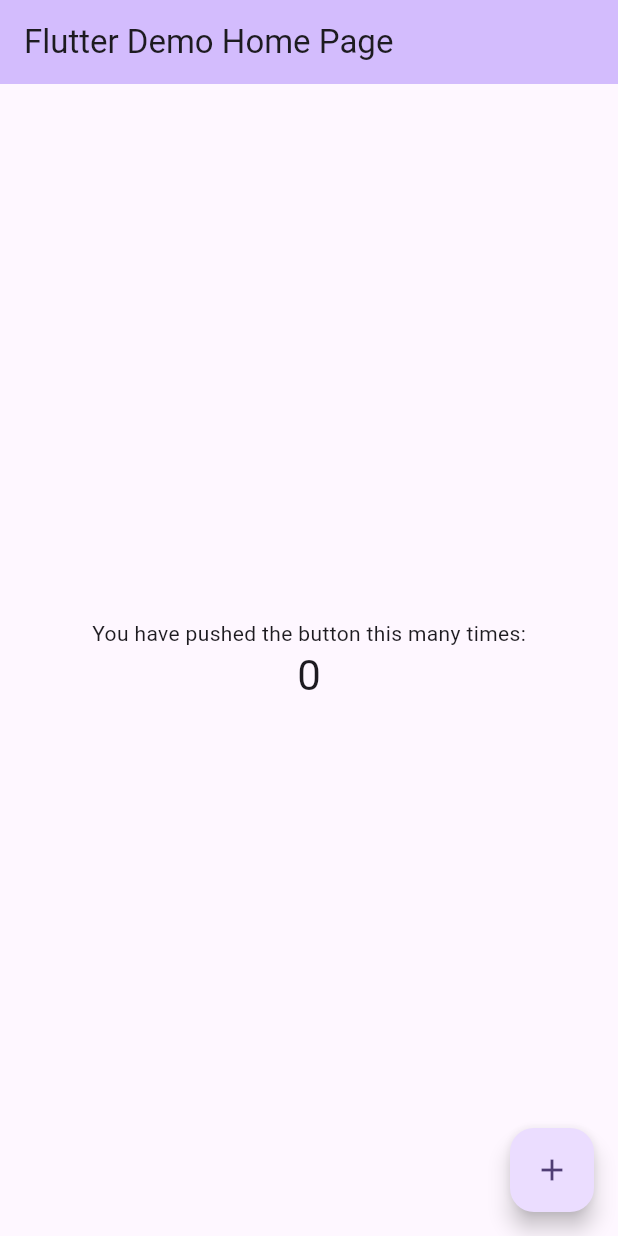
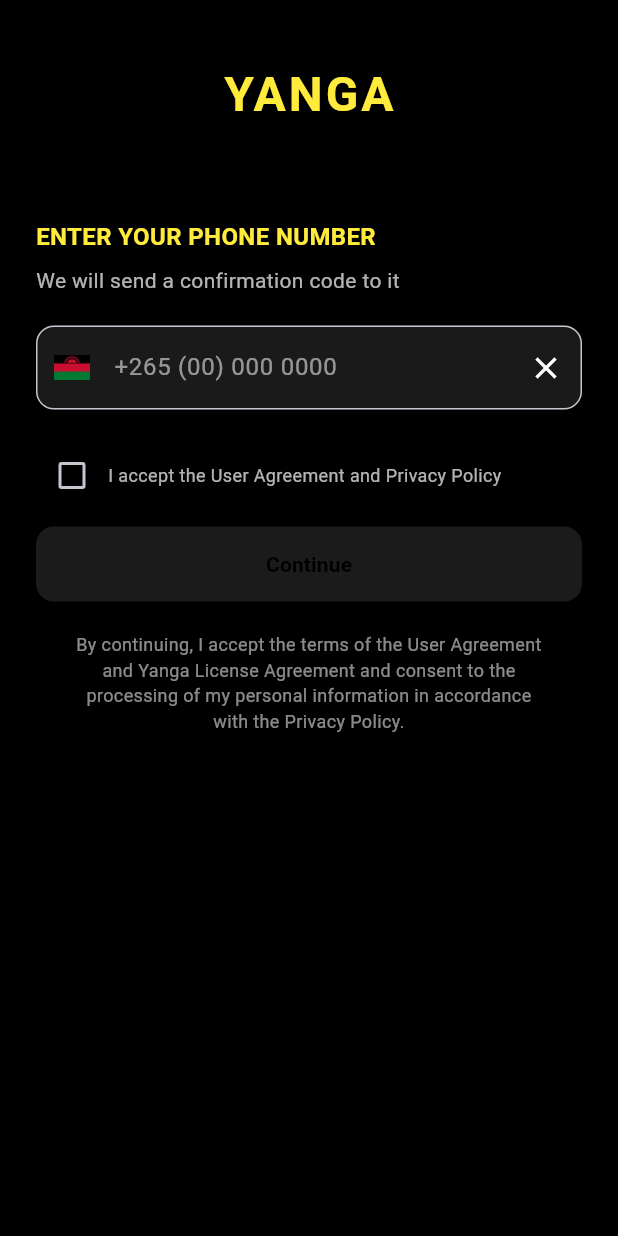
Before and after one commit to Timothy-Msiska/YendaRide, a Flutter app: the screen it shows after launch, on a phone screen of 412 x 824 dp. Run offline on Flutter 3.47's test engine with Material 3 defaults, Android fonts, the phone set to English and light mode, and no system bars.

Commit message:
created phone registration

```diff
--- a/lib/main.dart
+++ b/lib/main.dart
@@ -1,122 +1,16 @@
 import 'package:flutter/material.dart';
+import 'package:uber/views/register.dart';
 
-void main() {
-  runApp(const MyApp());
-}
+void main() => runApp(MyApp());
 
 class MyApp extends StatelessWidget {
-  const MyApp({super.key});
-
-  // This widget is the root of your application.
   @override
   Widget build(BuildContext context) {
     return MaterialApp(
-      title: 'Flutter Demo',
-      theme: ThemeData(
-        // This is the theme of your application.
-        //
-        // TRY THIS: Try running your application with "flutter run". You'll see
-        // the application has a purple toolbar. Then, without quitting the app,
-        // try changing the seedColor in the colorScheme below to Colors.green
-        // and then invoke "hot reload" (save your changes or press the "hot
-        // reload" button in a Flutter-supported IDE, or press "r" if you used
-        // the command line to start the app).
-        //
-        // Notice that the counter didn't reset back to zero; the application
-        // state is not lost during the reload. To reset the state, use hot
-        // restart instead.
-        //
-        // This works for code too, not just values: Most code changes can be
-        // tested with just a hot reload.
-        colorScheme: ColorScheme.fromSeed(seedColor: Colors.deepPurple),
-      ),
-      home: const MyHomePage(title: 'Flutter Demo Home Page'),
+      title: 'Yanga Login',
+      theme: ThemeData.dark(),
+      debugShowCheckedModeBanner: false,
+      home: PhoneLoginPage(),
     );
   }
 }
-
-class MyHomePage extends StatefulWidget {
-  const MyHomePage({super.key, required this.title});
-
-  // This widget is the home page of your application. It is stateful, meaning
-  // that it has a State object (defined below) that contains fields that affect
-  // how it looks.
-
-  // This class is the configuration for the state. It holds the values (in this
-  // case the title) provided by the parent (in this case the App widget) and
-  // used by the build method of the State. Fields in a Widget subclass are
-  // always marked "final".
-
-  final String title;
-
-  @override
-  State<MyHomePage> createState() => _MyHomePageState();
-}
-
-class _MyHomePageState extends State<MyHomePage> {
-  int _counter = 0;
-
-  void _incrementCounter() {
-    setState(() {
-      // This call to setState tells the Flutter framework that something has
-      // changed in this State, which causes it to rerun the build method below
-      // so that the display can reflect the updated values. If we changed
-      // _counter without calling setState(), then the build method would not be
-      // called again, and so nothing would appear to happen.
-      _counter++;
-    });
-  }
-
-  @override
-  Widget build(BuildContext context) {
-    // This method is rerun every time setState is called, for instance as done
-    // by the _incrementCounter method above.
-    //
-    // The Flutter framework has been optimized to make rerunning build methods
-    // fast, so that you can just rebuild anything that needs updating rather
-    // than having to individually change instances of widgets.
-    return Scaffold(
-      appBar: AppBar(
-        // TRY THIS: Try changing the color here to a specific color (to
-        // Colors.amber, perhaps?) and trigger a hot reload to see the AppBar
-        // change color while the other colors stay the same.
-        backgroundColor: Theme.of(context).colorScheme.inversePrimary,
-        // Here we take the value from the MyHomePage object that was created by
-        // the App.build method, and use it to set our appbar title.
-        title: Text(widget.title),
-      ),
-      body: Center(
-        // Center is a layout widget. It takes a single child and positions it
-        // in the middle of the parent.
-        child: Column(
-          // Column is also a layout widget. It takes a list of children and
-          // arranges them vertically. By default, it sizes itself to fit its
-          // children horizontally, and tries to be as tall as its parent.
-          //
-          // Column has various properties to control how it sizes itself and
-          // how it positions its children. Here we use mainAxisAlignment to
-          // center the children vertically; the main axis here is the vertical
-          // axis because Columns are vertical (the cross axis would be
-          // horizontal).
-          //
-          // TRY THIS: Invoke "debug painting" (choose the "Toggle Debug Paint"
-          // action in the IDE, or press "p" in the console), to see the
-          // wireframe for each widget.
-          mainAxisAlignment: MainAxisAlignment.center,
-          children: <Widget>[
-            const Text('You have pushed the button this many times:'),
-            Text(
-              '$_counter',
-              style: Theme.of(context).textTheme.headlineMedium,
-            ),
-          ],
-        ),
-      ),
-      floatingActionButton: FloatingActionButton(
-        onPressed: _incrementCounter,
-        tooltip: 'Increment',
-        child: const Icon(Icons.add),
-      ), // This trailing comma makes auto-formatting nicer for build methods.
-    );
-  }
-}
--- /dev/null
+++ b/lib/views/register.dart
@@ -0,0 +1,141 @@
+import 'package:flutter/material.dart';
+
+class PhoneLoginPage extends StatefulWidget {
+  @override
+  _PhoneLoginPageState createState() => _PhoneLoginPageState();
+}
+
+class _PhoneLoginPageState extends State<PhoneLoginPage> {
+  final TextEditingController phoneController = TextEditingController();
+  bool isAgreed = false; // checkbox state
+
+  @override
+  Widget build(BuildContext context) {
+    return Scaffold(
+      backgroundColor: Colors.black,
+      body: SafeArea(
+        child: Padding(
+          padding: const EdgeInsets.symmetric(horizontal: 24.0),
+          child: Column(
+            crossAxisAlignment: CrossAxisAlignment.center,
+            children: [
+              SizedBox(height: 40),
+              Align(
+                alignment: Alignment.center,
+                child: Text(
+                  'YANGA',
+                  style: TextStyle(
+                    fontSize: 32,
+                    fontWeight: FontWeight.bold,
+                    color: Colors.yellow,
+                    letterSpacing: 2,
+                  ),
+                ),
+              ),
+              SizedBox(height: 60),
+              Align(
+                alignment: Alignment.centerLeft,
+                child: Text(
+                  'ENTER YOUR PHONE NUMBER',
+                  style: TextStyle(
+                    fontSize: 16,
+                    color: Colors.yellow,
+                    fontWeight: FontWeight.bold,
+                  ),
+                ),
+              ),
+              SizedBox(height: 8),
+              Align(
+                alignment: Alignment.centerLeft,
+                child: Text(
+                  'We will send a confirmation code to it',
+                  style: TextStyle(
+                    fontSize: 14,
+                    color: Colors.white70,
+                  ),
+                ),
+              ),
+              SizedBox(height: 20),
+              TextField(
+                controller: phoneController,
+                keyboardType: TextInputType.phone,
+                style: TextStyle(color: Colors.white),
+                decoration: InputDecoration(
+                  prefixIcon: Padding(
+                    padding: const EdgeInsets.all(12.0),
+                    child: Image.asset(
+                      'assets/images/Flag-of-Malawi.png', // Ensure filename case is correct
+                      width: 20,
+                      height: 20,
+                    ),
+                  ),
+                  hintText: '+265 (00) 000 0000',
+                  hintStyle: TextStyle(color: Colors.white54),
+                  filled: true,
+                  fillColor: Colors.white10,
+                  border: OutlineInputBorder(
+                    borderRadius: BorderRadius.circular(12),
+                    borderSide: BorderSide(color: Colors.yellow),
+                  ),
+                  suffixIcon: Icon(Icons.clear, color: Colors.white),
+                ),
+              ),
+              SizedBox(height: 20),
+
+              Row(
+                children: [
+                  Checkbox(
+                    value: isAgreed,
+                    onChanged: (value) {
+                      setState(() {
+                        isAgreed = value!;
+                      });
+                    },
+                    activeColor: Colors.yellow,
+                    checkColor: Colors.black,
+                  ),
+                  Expanded(
+                    child: Text(
+                      'I accept the User Agreement and Privacy Policy',
+                      style: TextStyle(color: Colors.white70, fontSize: 12),
+                    ),
+                  ),
+                ],
+              ),
+
+              SizedBox(height: 10),
+              ElevatedButton(
+                onPressed: isAgreed
+                    ? () {
+                  // Handle login logic
+                }
+                    : null, // Disabled when not agreed
+                style: ElevatedButton.styleFrom(
+                  backgroundColor: Colors.yellow,
+                  minimumSize: Size(double.infinity, 50),
+                  shape: RoundedRectangleBorder(
+                    borderRadius: BorderRadius.circular(12),
+                  ),
+                ),
+                child: Text(
+                  'Continue',
+                  style: TextStyle(
+                    color: Colors.black,
+                    fontWeight: FontWeight.bold,
+                  ),
+                ),
+              ),
+
+              SizedBox(height: 20),
+              Text(
+                'By continuing, I accept the terms of the User Agreement\nand Yanga License Agreement and consent to the\nprocessing of my personal information in accordance\nwith the Privacy Policy.',
+                textAlign: TextAlign.center,
+                style: TextStyle(color: Colors.white54, fontSize: 12),
+              ),
+            ],
+          ),
+        ),
+      ),
+    );
+  }
+}
--- a/pubspec.yaml
+++ b/pubspec.yaml
@@ -58,9 +58,8 @@ flutter:
   uses-material-design: true
 
   # To add assets to your application, add an assets section, like this:
-  # assets:
-  #   - images/a_dot_burr.jpeg
-  #   - images/a_dot_ham.jpeg
+  assets:
+     - assets/images/
 
   # An image asset can refer to one or more resolution-specific "variants", see
   # https://flutter.dev/to/resolution-aware-images
```
Also changed, not shown: assets/images/Flag-of-Malawi.png (added), 1 other file.
